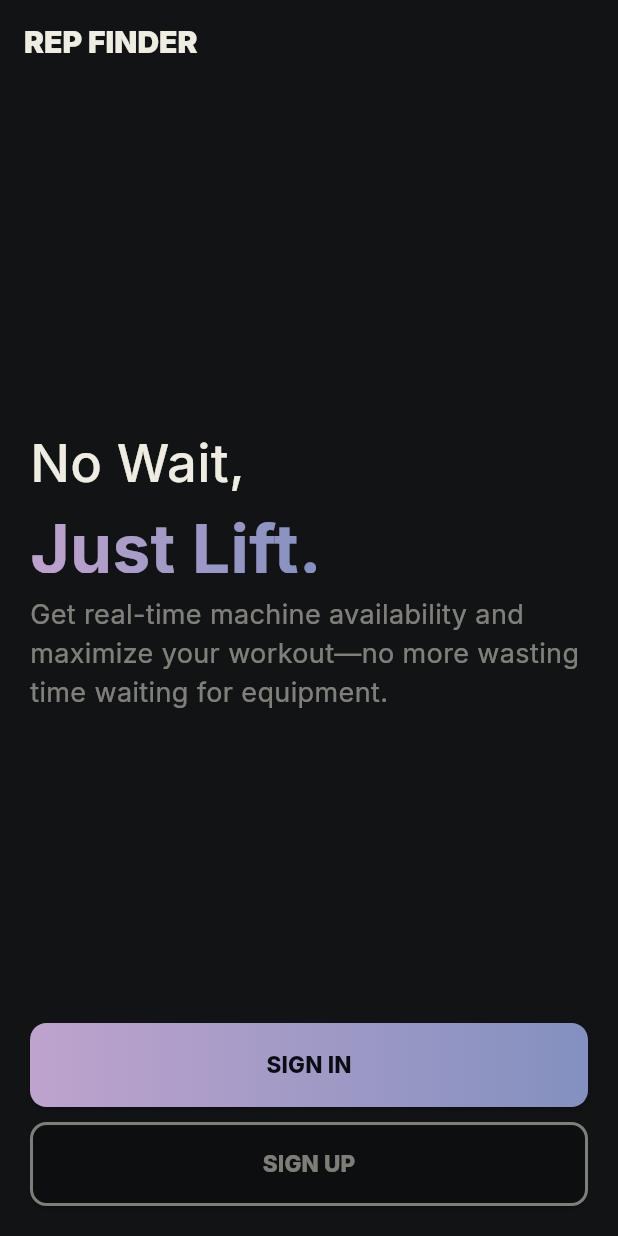
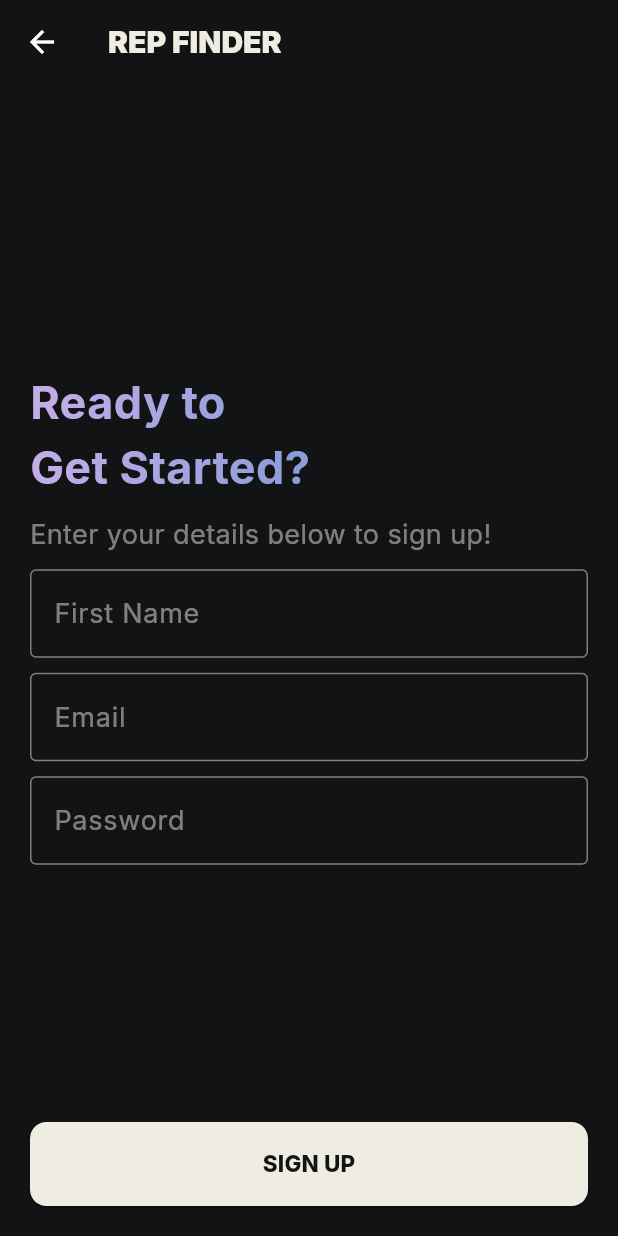
Before and after one commit to trev-org04/repfinder, a Flutter app: the screen it shows after launch, after a tap on "SIGN UP", on a phone screen of 412 x 824 dp. Run offline on Flutter 3.47's test engine with Material 3 defaults, Android fonts, the light colour scheme and no system bars; our stand-ins replace flutter_dotenv, google_fonts, percent_indicator, supabase_flutter; accounts and stored records are empty; network calls fail.

Commit message:
sign up auth

```diff
--- a/repfinder/lib/main.dart
+++ b/repfinder/lib/main.dart
@@ -1,13 +1,15 @@
 import 'package:flutter/material.dart';
+import 'package:repfinder/home/home.dart';
 import 'package:repfinder/onboarding/onboarding.dart';
 import 'package:repfinder/onboarding/sign_in.dart';
+import 'package:repfinder/onboarding/sign_up.dart';
 import 'package:supabase_flutter/supabase_flutter.dart';
 import 'package:flutter_dotenv/flutter_dotenv.dart';
 import 'constants.dart';
 
 void main() async {
   WidgetsFlutterBinding.ensureInitialized();
-  await dotenv.load(fileName: '.env');
+  await dotenv.load(fileName: '/Users/kathirmaari/Projects/personal_projects/hackai_2025/repfinder/repfinder/assets/.env');
 
   await Supabase.initialize(
     url: dotenv.env['SUPABASE_URL']!,
@@ -17,6 +19,8 @@ void main() async {
 
   runApp(const Repfinder());
 }
+
+final supabase = Supabase.instance.client;
 
 class Repfinder extends StatelessWidget {
   const Repfinder({super.key});
@@ -29,6 +33,8 @@ class Repfinder extends StatelessWidget {
       routes: {
         '/': (context) => Onboarding(),
         '/signin': (context) => SignIn(),
+        '/signup': (context) => SignUp(),
+        '/home': (context) => HomePage(),
       },
       title: 'Rep Finder',
       theme: ThemeData(
--- a/repfinder/lib/onboarding/onboarding.dart
+++ b/repfinder/lib/onboarding/onboarding.dart
@@ -108,7 +108,9 @@ class Onboarding extends StatelessWidget {
                 Padding(
                   padding: const EdgeInsets.only(top: 10.0),
                   child: ElevatedButton(
-                    onPressed: () {},
+                    onPressed: () {
+                       Navigator.pushNamed(context, '/signup');
+                    },
                     style: ButtonStyle(
                       backgroundColor: WidgetStateProperty.all(
                         Colors.transparent,
--- /dev/null
+++ b/repfinder/lib/onboarding/sign_up.dart
@@ -0,0 +1,217 @@
+
+import 'package:repfinder/main.dart';
+import 'package:flutter/material.dart';
+import 'package:google_fonts/google_fonts.dart';
+import 'package:supabase_flutter/supabase_flutter.dart';
+import '../constants.dart';
+
+class SignUp extends StatefulWidget {
+  const SignUp({Key? key}) : super(key: key);
+
+  @override
+  _SignUpState createState() => _SignUpState();
+}
+
+class _SignUpState extends State<SignUp> {
+  final TextEditingController firstNameController = TextEditingController();
+  final TextEditingController emailController = TextEditingController();
+  final TextEditingController passwordController = TextEditingController();
+
+  Future<void> signUp() async {
+    try {
+      final AuthResponse res = await supabase.auth.signUp(
+        email: emailController.text.trim(),
+        password: passwordController.text.trim(),
+        data: {
+          'first_name': firstNameController.text.trim(), // Store first name in user metadata
+        },
+      );
+
+      final User? user = res.user;
+
+      if (user != null) {
+        Navigator.pushNamed(context, '/home'); // Navigate to home if successful
+      }
+    } catch (e) {
+      print('Sign Up Error: $e'); // Handle errors
+    }
+  }
+
+  @override
+  Widget build(BuildContext context) {
+    return Scaffold(
+      appBar: AppBar(
+        backgroundColor: AppColors.black,
+        title: Text(
+          'Rep Finder'.toUpperCase(),
+          style: GoogleFonts.inter(
+            color: AppColors.white,
+            fontWeight: FontWeight.w900,
+            fontSize: 20,
+          ),
+        ),
+      ),
+      body: Padding(
+        padding: const EdgeInsets.all(20.0),
+        child: Column(
+          mainAxisAlignment: MainAxisAlignment.spaceBetween,
+          crossAxisAlignment: CrossAxisAlignment.center,
+          children: <Widget>[
+            Expanded(
+              child: Column(
+                mainAxisAlignment: MainAxisAlignment.center,
+                crossAxisAlignment: CrossAxisAlignment.start,
+                children: [
+                  Text(
+                    'Ready to',
+                    style: GoogleFonts.inter(
+                      fontWeight: FontWeight.w700,
+                      fontSize: 30,
+                      foreground: Paint()
+                        ..shader = LinearGradient(
+                          colors: <Color>[AppColors.lavender, AppColors.periwinkle],
+                        ).createShader(const Rect.fromLTWH(0, 0, 200, 70)),
+                    ),
+                  ),
+                  Text(
+                    'Get Started?',
+                    style: GoogleFonts.inter(
+                      fontWeight: FontWeight.w700,
+                      fontSize: 30,
+                      foreground: Paint()
+                        ..shader = LinearGradient(
+                          colors: <Color>[AppColors.lavender, AppColors.periwinkle],
+                        ).createShader(const Rect.fromLTWH(0, 0, 200, 70)),
+                    ),
+                  ),
+                  const SizedBox(height: 10),
+                  Text(
+                    'Enter your details below to sign up!',
+                    style: GoogleFonts.inter(
+                      color: AppColors.white.withOpacity(0.5),
+                      fontWeight: FontWeight.w400,
+                      fontSize: 18,
+                    ),
+                  ),
+                  const SizedBox(height: 10),
+
+                  // First Name Input Field
+                  TextField(
+                    controller: firstNameController,
+                    decoration: InputDecoration(
+                      hintText: 'First Name',
+                      hintStyle: GoogleFonts.inter(
+                        color: AppColors.white.withOpacity(0.5),
+                        fontWeight: FontWeight.w400,
+                        fontSize: 18,
+                      ),
+                      enabledBorder: OutlineInputBorder(
+                        borderSide: BorderSide(
+                          color: AppColors.white.withOpacity(0.5),
+                        ),
+                      ),
+                      focusedBorder: OutlineInputBorder(
+                        borderSide: BorderSide(color: AppColors.white),
+                      ),
+                    ),
+                    style: GoogleFonts.inter(
+                      color: AppColors.white,
+                      fontWeight: FontWeight.w400,
+                      fontSize: 18,
+                    ),
+                  ),
+                  const SizedBox(height: 10),
+
+                  // Email Input Field
+                  TextField(
+                    controller: emailController,
+                    decoration: InputDecoration(
+                      hintText: 'Email',
+                      hintStyle: GoogleFonts.inter(
+                        color: AppColors.white.withOpacity(0.5),
+                        fontWeight: FontWeight.w400,
+                        fontSize: 18,
+                      ),
+                      enabledBorder: OutlineInputBorder(
+                        borderSide: BorderSide(
+                          color: AppColors.white.withOpacity(0.5),
+                        ),
+                      ),
+                      focusedBorder: OutlineInputBorder(
+                        borderSide: BorderSide(color: AppColors.white),
+                      ),
+                    ),
+                    style: GoogleFonts.inter(
+                      color: AppColors.white,
+                      fontWeight: FontWeight.w400,
+                      fontSize: 18,
+                    ),
+                  ),
+                  const SizedBox(height: 10),
+
+                  // Password Input Field
+                  TextField(
+                    controller: passwordController,
+                    obscureText: true, // Hide password input
+                    decoration: InputDecoration(
+                      hintText: 'Password',
+                      hintStyle: GoogleFonts.inter(
+                        color: AppColors.white.withOpacity(0.5),
+                        fontWeight: FontWeight.w400,
+                        fontSize: 18,
+                      ),
+                      enabledBorder: OutlineInputBorder(
+                        borderSide: BorderSide(
+                          color: AppColors.white.withOpacity(0.5),
+                        ),
+                      ),
+                      focusedBorder: OutlineInputBorder(
+                        borderSide: BorderSide(color: AppColors.white),
+                      ),
+                    ),
+                    style: GoogleFonts.inter(
+                      color: AppColors.white,
+                      fontWeight: FontWeight.w400,
+                      fontSize: 18,
+                    ),
+                  ),
+                ],
+              ),
+            ),
+            Column(
+              mainAxisAlignment: MainAxisAlignment.end,
+              crossAxisAlignment: CrossAxisAlignment.center,
+              children: [
+                ElevatedButton(
+                  onPressed: signUp, // Calls sign-up function
+                  style: ButtonStyle(
+                    backgroundColor: MaterialStateProperty.all(AppColors.white),
+                    padding: MaterialStateProperty.all(
+                      const EdgeInsets.symmetric(vertical: 17.5),
+                    ),
+                    minimumSize: MaterialStateProperty.all(
+                      const Size(double.infinity, 0),
+                    ),
+                    shape: MaterialStateProperty.all(
+                      RoundedRectangleBorder(
+                        borderRadius: BorderRadius.circular(11),
+                      ),
+                    ),
+                  ),
+                  child: Text(
+                    'Sign Up'.toUpperCase(),
+                    style: GoogleFonts.inter(
+                      color: AppColors.black,
+                      fontWeight: FontWeight.w800,
+                      fontSize: 15,
+                    ),
+                  ),
+                ),
+              ],
+            ),
+          ],
+        ),
+      ),
+    );
+  }
+}
--- a/repfinder/pubspec.yaml
+++ b/repfinder/pubspec.yaml
@@ -36,8 +36,8 @@ dependencies:
   cupertino_icons: ^1.0.8
   google_fonts: ^6.2.1
   supabase_flutter: ^2.0.0
-  flutter_dotenv: ^5.1.0
-  percent_indicator: ^3.4.0
+  flutter_dotenv: ^5.2.1
+  percent_indicator: 3.4.0
 
 dev_dependencies:
   flutter_test:
```
Also changed, not shown: 1 other file.
